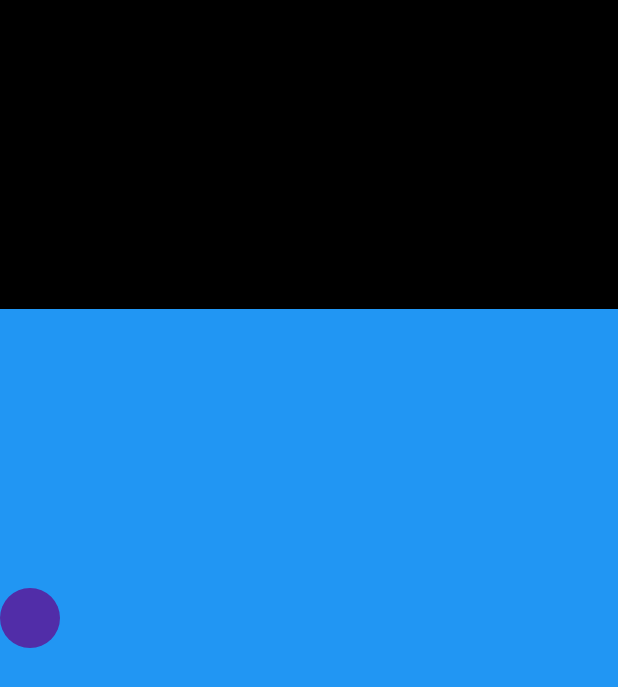
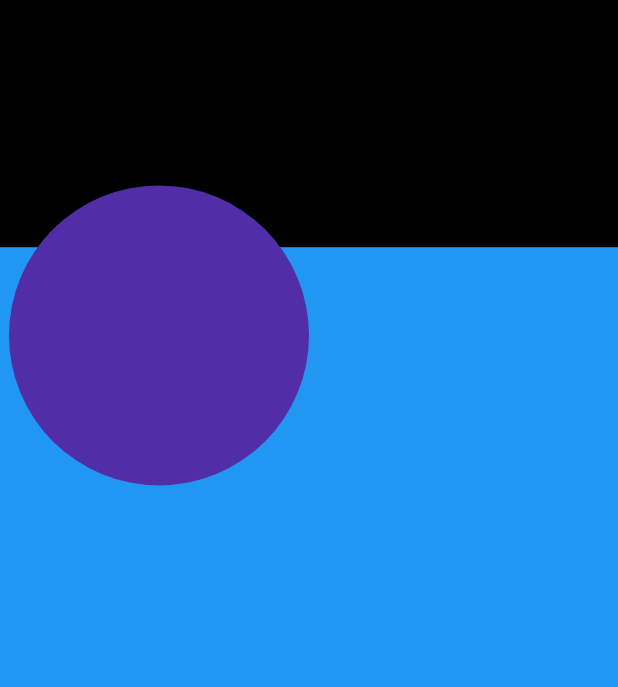
Before and after one commit to Shikharmishra0507/To-Do-Application, a Flutter app: the ProfileScreen screen opened by its route, on a phone screen of 412 x 824 dp. Shown: the top 687 px of the screen. Run offline on Flutter 3.47's test engine with Material 2 defaults, Android fonts, the phone set to English and light mode, and no system bars; our stand-ins replace cloud_firestore, firebase_auth, firebase_core; accounts and stored records are empty.

Commit message:
adding initial of profile screen

```diff
--- a/lib/providers/todo_provider.dart
+++ b/lib/providers/todo_provider.dart
@@ -61,7 +61,7 @@ class TodoProvider with ChangeNotifier {
 
   Future<void> addWork(String id, String title, int importance, DateTime expiryDate,
       TimeOfDay expiryTime) async{
-
+    print("inside add work todoprovider");
     UserTodo todo = UserTodo(
         id: id,
         importance: importance,
@@ -81,7 +81,8 @@ class TodoProvider with ChangeNotifier {
     notifyListeners();
   }
   Future<void> getWorksFromFirebase ()async{
-      await Database().getTodoFromFirebase();
+      works =await Database().getTodoFromFirebase();
+
       notifyListeners();
   }
   Future<void> updateWork(String? id, String title, int importance, DateTime expiryDate,
--- a/lib/screens/profile_screen.dart
+++ b/lib/screens/profile_screen.dart
@@ -7,18 +7,20 @@ class ProfileScreen extends StatelessWidget {
     return Stack(
       children: [
       Container(color: Colors.black,),
-        Align(
-          alignment: Alignment.bottomCenter,
+        Positioned(
+          top: MediaQuery.of(context).size.height*0.2,
+          width: MediaQuery.of(context).size.width,
+          height: MediaQuery.of(context).size.height*0.8,
           child: Container(
-            height: MediaQuery.of(context).size.height*0.75,
 
-              color:Colors.blue),
-        ),
-        Align(
-          alignment: Alignment.centerLeft,
-          child: CircleAvatar(
-            child: ColoredBox(color: Colors.black,),
-          ),
+            color:Colors.blue),),
+        Positioned(
+          right: MediaQuery.of(context).size.width*0.5,
+            top: MediaQuery.of(context).size.height*0.15,
+            height: 200,
+            width: 200,
+            child: CircleAvatar(
+          child: ColoredBox(color: Colors.black,),)
         )
     ],);
   }
```
Also changed, not shown: lib/services/database.dart (+11 -12 lines).
